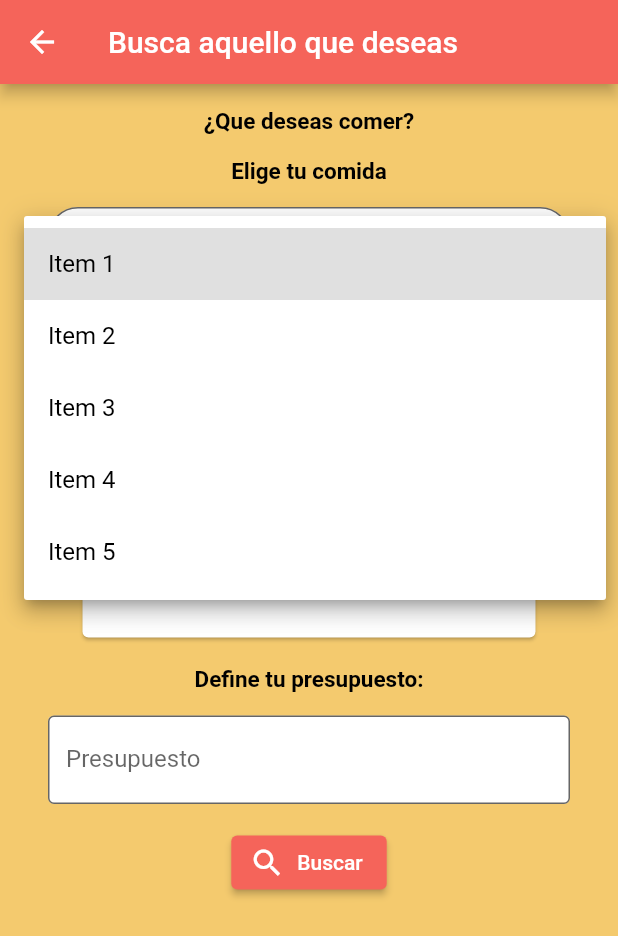
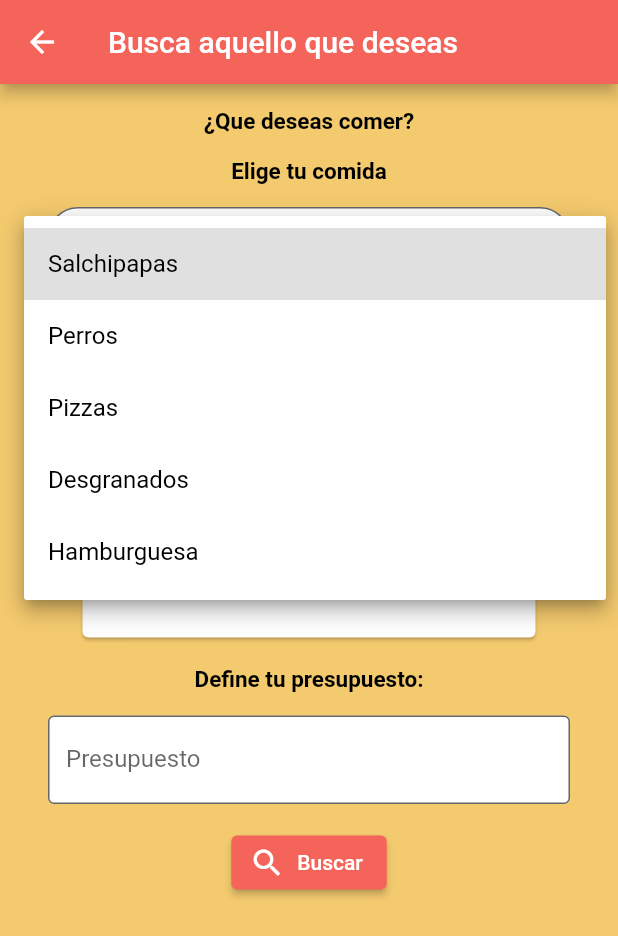
Before and after one commit to bepalacio/project_gastrofast, a Flutter app: the SearchRestaurant screen opened directly, after a tap on "Select Item:", on a phone screen of 412 x 824 dp. Shown: the top 936 px of the screen. Run offline on Flutter 3.47's test engine with Material 2 defaults, Android fonts, the light colour scheme and no system bars; our stand-ins replace cloud_firestore, firebase_auth, firebase_core, flutter_signin_button, google_sign_in; missing offline and left inert: prompt_dialog; accounts and stored records are empty.

Commit message:
agregar items en pedidos

```diff
--- a/lib/Seccion/SearchRestaurant.dart
+++ b/lib/Seccion/SearchRestaurant.dart
@@ -13,11 +13,11 @@ class SearchRestaurant extends StatefulWidget {
 class _SearchRestaurantState extends State<SearchRestaurant> {
   String valueChoose;
   List listItem = [
-    "Item 1",
-    "Item 2",
-    "Item 3",
-    "Item 4",
-    "Item 5",
+    "Salchipapas",
+    "Perros",
+    "Pizzas",
+    "Desgranados",
+    "Hamburguesa",
   ];
 
   @override
```
